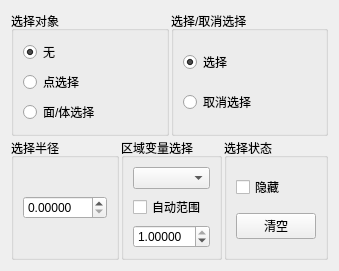
Old version of the form Qt/Resources/UI/SelectionView.ui in the repository hu-shuhan/editOpeniGame.
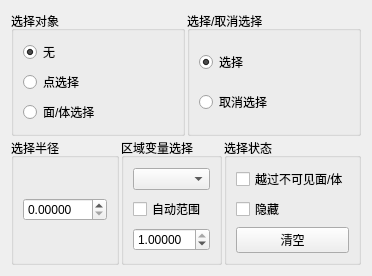
New version of the form.

Commit message: now can choose cell cross unSeeAbleCells

What changed in the file:
```diff
--- a/Qt/Resources/UI/SelectionView.ui
+++ b/Qt/Resources/UI/SelectionView.ui
@@ -6,8 +6,8 @@
    <rect>
     <x>0</x>
     <y>0</y>
-    <width>245</width>
-    <height>186</height>
+    <width>280</width>
+    <height>234</height>
    </rect>
   </property>
   <property name="windowTitle">
@@ -155,6 +155,13 @@
         <string>选择状态</string>
        </property>
        <layout class="QVBoxLayout" name="verticalLayout_5">
+        <item>
+         <widget class="QCheckBox" name="skipUnSeeAbleCell">
+          <property name="text">
+           <string>越过不可见面/体</string>
+          </property>
+         </widget>
+        </item>
         <item>
          <widget class="QCheckBox" name="noneSelectionState">
           <property name="text">
```
The commit also changes 8 other files.
